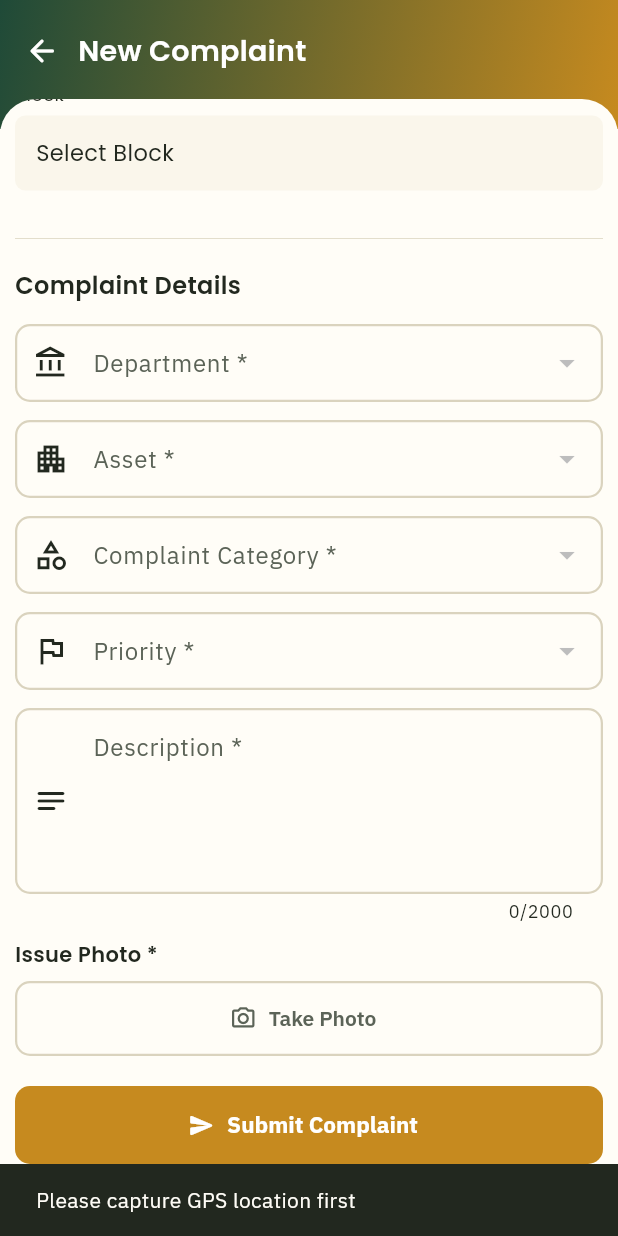
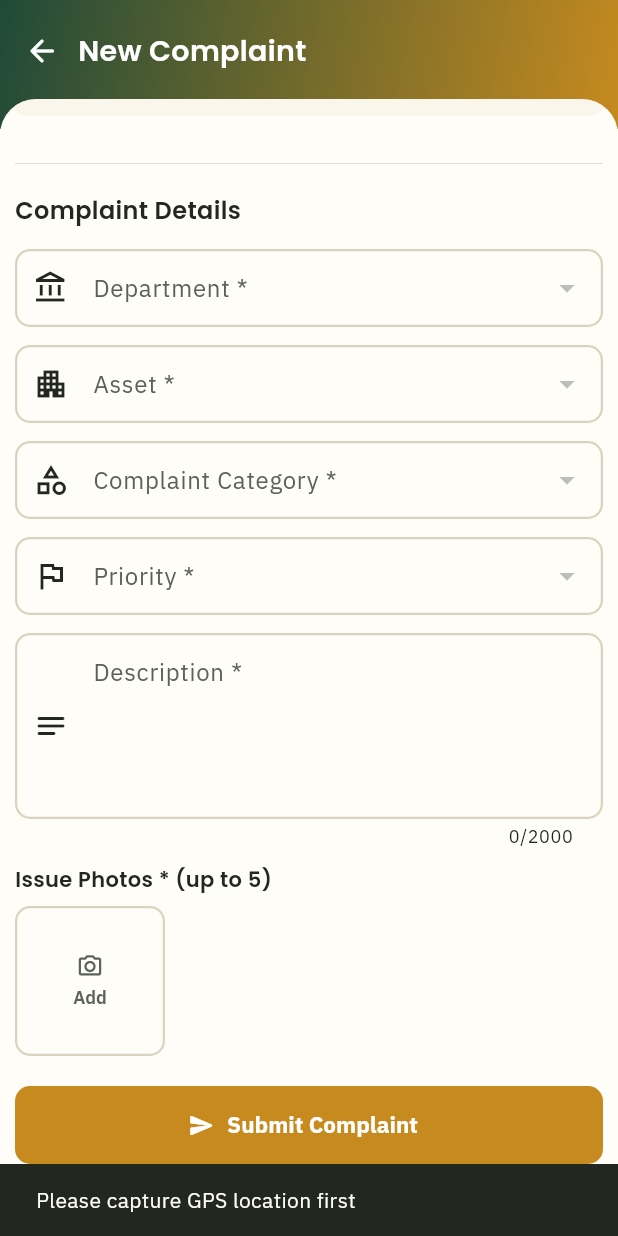
Before and after one commit to ravinderdahiya/mhari-panchayat, a Flutter app: the ReportIssueScreen screen opened directly, scrolled down 554 dp, after a tap on "Submit Complaint", on a phone screen of 412 x 824 dp. Run offline on Flutter 3.47's test engine with Material 3 defaults, Android fonts, the light colour scheme and no system bars; our stand-ins replace app_links, camera, flutter_map, geocoding, geolocator, google_fonts and 3 more; missing offline and left inert: gal; accounts and stored records are empty.

Commit message:
update udit

```diff
--- a/frontend/lib/config/api_config.dart
+++ b/frontend/lib/config/api_config.dart
@@ -1,14 +1,26 @@
+import 'package:flutter/foundation.dart';
+
 /// Base URL for the Mhari Panchayat Laravel backend.
 class ApiConfig {
   ApiConfig._();
 
-  /// Override at build/run time when a development backend is required:
-  /// `--dart-define=API_BASE_URL=http://127.0.0.1:8081`
-  static const String baseUrl = String.fromEnvironment(
-    'API_BASE_URL',
-    defaultValue: 'https://hsac.in/mhari-panchayat',
-  );
+  /// Override anytime:
+  /// `flutter run --dart-define=API_BASE_URL=https://hsac.in/mhari-panchayat`
+  static const String _fromEnvironment = String.fromEnvironment('API_BASE_URL');
+
+  /// Phone + PC same Wi‑Fi. Change this IP if your LAN address changes.
+  static const String localBaseUrl = 'http://172.16.1.43:8081';
+
+  static const String liveBaseUrl = 'https://hsac.in/mhari-panchayat';
+
+  /// Debug/profile → local backend. Release → live.
+  /// Pass `--dart-define=API_BASE_URL=...` to override either way.
+  static String get baseUrl {
+    if (_fromEnvironment.isNotEmpty) return _fromEnvironment;
+    if (kReleaseMode) return liveBaseUrl;
+    return localBaseUrl;
+  }
 
   /// Alias retained for registration API call sites.
-  static const String mhariPanchayatBaseUrl = baseUrl;
+  static String get mhariPanchayatBaseUrl => baseUrl;
 }
--- a/frontend/lib/screens/complaint_form_screen.dart
+++ b/frontend/lib/screens/complaint_form_screen.dart
@@ -42,7 +42,8 @@ class _ComplaintFormScreenState extends State<ComplaintFormScreen> {
   int? _categoryId;
   int? _priorityId;
   final _descriptionController = TextEditingController();
-  Uint8List? _photo;
+  final List<Uint8List> _photos = [];
+  static const _maxPhotos = 5;
   bool _submitting = false;
   bool _loadingDepartments = true;
   bool _loadingAssets = false;
@@ -121,6 +122,10 @@ class _ComplaintFormScreenState extends State<ComplaintFormScreen> {
   }
 
   Future<void> _takePhoto() async {
+    if (_photos.length >= _maxPhotos) {
+      _showMessage('Maximum $_maxPhotos issue photos allowed');
+      return;
+    }
     try {
       final captured = await InAppCamera.capture(context);
       if (captured == null) return;
@@ -137,7 +142,7 @@ class _ComplaintFormScreenState extends State<ComplaintFormScreen> {
         }
       }
       if (!mounted) return;
-      setState(() => _photo = bytes);
+      setState(() => _photos.add(bytes));
     } catch (_) {
       _showMessage(
         'Photo could not be captured. Please check camera permission.',
@@ -168,8 +173,8 @@ class _ComplaintFormScreenState extends State<ComplaintFormScreen> {
       _showMessage('Please describe the issue in at least 10 characters');
       return;
     }
-    if (_photo == null) {
-      _showMessage('Please take a photo of the issue');
+    if (_photos.isEmpty) {
+      _showMessage('Please take at least one photo of the issue');
       return;
     }
 
@@ -186,7 +191,7 @@ class _ComplaintFormScreenState extends State<ComplaintFormScreen> {
         description: description,
         latitude: widget.latitude,
         longitude: widget.longitude,
-        photos: [_photo!],
+        photos: List<Uint8List>.from(_photos),
       );
       if (!mounted) return;
       Navigator.of(context).pushReplacement(
@@ -338,7 +343,7 @@ class _ComplaintFormScreenState extends State<ComplaintFormScreen> {
                 ),
                 const SizedBox(height: AppSpacing.gap),
                 Text(
-                  'Issue photo *',
+                  'Issue photos * (up to $_maxPhotos)',
                   style: GoogleFonts.poppins(
                     fontSize: 14,
                     fontWeight: FontWeight.w600,
@@ -346,9 +351,10 @@ class _ComplaintFormScreenState extends State<ComplaintFormScreen> {
                 ),
                 const SizedBox(height: 8),
                 _PhotoInput(
-                  photo: _photo,
+                  photos: _photos,
+                  maxPhotos: _maxPhotos,
                   onTakePhoto: _takePhoto,
-                  onRemove: () => setState(() => _photo = null),
+                  onRemove: (index) => setState(() => _photos.removeAt(index)),
                 ),
               ],
             ),
@@ -530,62 +536,88 @@ class _SectionHeader extends StatelessWidget {
 
 class _PhotoInput extends StatelessWidget {
   const _PhotoInput({
-    required this.photo,
+    required this.photos,
+    required this.maxPhotos,
     required this.onTakePhoto,
     required this.onRemove,
   });
 
-  final Uint8List? photo;
+  final List<Uint8List> photos;
+  final int maxPhotos;
   final VoidCallback onTakePhoto;
-  final VoidCallback onRemove;
+  final ValueChanged<int> onRemove;
 
   @override
   Widget build(BuildContext context) {
-    final bytes = photo;
-    if (bytes == null) {
-      return OutlinedButton.icon(
-        onPressed: onTakePhoto,
-        icon: const Icon(Icons.add_a_photo_rounded),
-        label: const Text('Open camera'),
-        style: OutlinedButton.styleFrom(minimumSize: const Size.fromHeight(96)),
-      );
-    }
-
-    return Stack(
+    return Column(
+      crossAxisAlignment: CrossAxisAlignment.start,
+      children: [
+        Wrap(
+          spacing: 8,
+          runSpacing: 8,
+          children: [
+            for (var i = 0; i < photos.length; i++)
+              Stack(
                 children: [
                   ClipRRect(
                     borderRadius: BorderRadius.circular(AppRadius.button),
                     child: InkWell(
-            onTap: () => showPhotoViewer(context, bytes: bytes),
+                      onTap: () => showPhotoViewer(context, bytes: photos[i]),
                       child: Image.memory(
-              bytes,
-              width: double.infinity,
-              height: 190,
+                        photos[i],
+                        width: 100,
+                        height: 100,
                         fit: BoxFit.cover,
                       ),
                     ),
                   ),
                   Positioned(
-          right: 8,
-          top: 8,
+                    right: 2,
+                    top: 2,
                     child: IconButton.filled(
-            onPressed: onRemove,
-            icon: const Icon(Icons.delete_outline_rounded),
+                      onPressed: () => onRemove(i),
+                      icon: const Icon(Icons.close_rounded, size: 16),
                       style: IconButton.styleFrom(
                         backgroundColor: AppColors.rejectedText,
                         foregroundColor: Colors.white,
+                        minimumSize: const Size(28, 28),
+                        padding: EdgeInsets.zero,
+                        tapTargetSize: MaterialTapTargetSize.shrinkWrap,
                       ),
                     ),
                   ),
-        Positioned(
-          left: 8,
-          bottom: 8,
-          child: FilledButton.icon(
+                ],
+              ),
+            if (photos.length < maxPhotos)
+              OutlinedButton(
                 onPressed: onTakePhoto,
-            icon: const Icon(Icons.refresh_rounded, size: 18),
-            label: const Text('Retake'),
+                style: OutlinedButton.styleFrom(
+                  minimumSize: const Size(100, 100),
+                  shape: RoundedRectangleBorder(
+                    borderRadius: BorderRadius.circular(AppRadius.button),
                   ),
                 ),
+                child: const Column(
+                  mainAxisAlignment: MainAxisAlignment.center,
+                  children: [
+                    Icon(Icons.add_a_photo_rounded),
+                    SizedBox(height: 4),
+                    Text('Add', style: TextStyle(fontSize: 12)),
+                  ],
+                ),
+              ),
+          ],
+        ),
+        if (photos.isEmpty) ...[
+          const SizedBox(height: 8),
+          Text(
+            'At least 1 photo required',
+            style: GoogleFonts.poppins(
+              fontSize: 12,
+              color: AppColors.mutedText,
+            ),
+          ),
+        ],
       ],
     );
   }
--- a/frontend/lib/screens/report_issue_screen.dart
+++ b/frontend/lib/screens/report_issue_screen.dart
@@ -17,6 +17,7 @@ import '../theme/app_theme.dart';
 import '../utils/photo_stamp.dart';
 import '../widgets/common_widgets.dart';
 import '../widgets/in_app_camera.dart';
+import '../widgets/photo_viewer.dart';
 import 'complaint_success_screen.dart';
 import 'login_screen.dart';
 
@@ -52,7 +53,8 @@ class _ReportIssueScreenState extends State<ReportIssueScreen> {
   bool _loadingAssets = false;
   bool _loadingCategories = false;
   bool _submitting = false;
-  Uint8List? _photo;
+  final List<Uint8List> _photos = [];
+  static const _maxPhotos = 5;
   final _descriptionController = TextEditingController();
 
   Future<void> _loadDistricts() async {
@@ -144,6 +146,10 @@ class _ReportIssueScreenState extends State<ReportIssueScreen> {
   }
 
   Future<void> _takePhoto() async {
+    if (_photos.length >= _maxPhotos) {
+      _showMessage('Maximum $_maxPhotos issue photos allowed');
+      return;
+    }
     try {
       final captured = await InAppCamera.capture(context);
       if (captured == null) return;
@@ -157,7 +163,7 @@ class _ReportIssueScreenState extends State<ReportIssueScreen> {
           );
         } catch (_) {}
       }
-      if (mounted) setState(() => _photo = bytes);
+      if (mounted) setState(() => _photos.add(bytes));
     } catch (_) {
       _showMessage('Photo could not be captured. Check camera permission.');
     }
@@ -188,8 +194,8 @@ class _ReportIssueScreenState extends State<ReportIssueScreen> {
       _showMessage('Please describe the issue in at least 10 characters');
       return;
     }
-    if (_photo == null) {
-      _showMessage('Please take a photo of the issue');
+    if (_photos.isEmpty) {
+      _showMessage('Please take at least one photo of the issue');
       return;
     }
     setState(() => _submitting = true);
@@ -210,7 +216,7 @@ class _ReportIssueScreenState extends State<ReportIssueScreen> {
         description: description,
         latitude: _lastPosition?.latitude,
         longitude: _lastPosition?.longitude,
-        photos: [_photo!],
+        photos: List<Uint8List>.from(_photos),
       );
       if (!mounted) return;
       Navigator.of(context).pushReplacement(
@@ -797,35 +803,69 @@ class _ReportIssueScreenState extends State<ReportIssueScreen> {
           ),
           const SizedBox(height: 10),
           Text(
-            'Issue Photo *',
+            'Issue Photos * (up to $_maxPhotos)',
             style: GoogleFonts.poppins(fontWeight: FontWeight.w600),
           ),
           const SizedBox(height: 8),
-          if (_photo == null)
-            SizedBox(
-              height: 50,
-              child: OutlinedButton.icon(
-                onPressed: _takePhoto,
-                icon: const Icon(Icons.camera_alt_outlined),
-                label: const Text('Take Photo'),
-              ),
-            )
-          else ...[
+          Wrap(
+            spacing: 8,
+            runSpacing: 8,
+            children: [
+              for (var i = 0; i < _photos.length; i++)
+                Stack(
+                  children: [
                     ClipRRect(
                       borderRadius: BorderRadius.circular(10),
+                      child: InkWell(
+                        onTap: () => showPhotoViewer(
+                          context,
+                          bytes: _photos[i],
+                        ),
                         child: Image.memory(
-                _photo!,
-                height: 190,
-                width: double.infinity,
+                          _photos[i],
+                          width: 100,
+                          height: 100,
                           fit: BoxFit.cover,
                         ),
                       ),
-            TextButton.icon(
-              onPressed: () => setState(() => _photo = null),
-              icon: const Icon(Icons.delete_outline_rounded),
-              label: const Text('Remove Photo'),
+                    ),
+                    Positioned(
+                      right: 2,
+                      top: 2,
+                      child: IconButton.filled(
+                        onPressed: () => setState(() => _photos.removeAt(i)),
+                        icon: const Icon(Icons.close_rounded, size: 16),
+                        style: IconButton.styleFrom(
+                          backgroundColor: AppColors.rejectedText,
+                          foregroundColor: Colors.white,
+                          minimumSize: const Size(28, 28),
+                          padding: EdgeInsets.zero,
+                          tapTargetSize: MaterialTapTargetSize.shrinkWrap,
+                        ),
+                      ),
                     ),
                   ],
+                ),
+              if (_photos.length < _maxPhotos)
+                OutlinedButton(
+                  onPressed: _takePhoto,
+                  style: OutlinedButton.styleFrom(
+                    minimumSize: const Size(100, 100),
+                    shape: RoundedRectangleBorder(
+                      borderRadius: BorderRadius.circular(10),
+                    ),
+                  ),
+                  child: const Column(
+                    mainAxisAlignment: MainAxisAlignment.center,
+                    children: [
+                      Icon(Icons.camera_alt_outlined),
+                      SizedBox(height: 4),
+                      Text('Add', style: TextStyle(fontSize: 12)),
+                    ],
+                  ),
+                ),
+            ],
+          ),
           const SizedBox(height: 20),
           SizedBox(
             height: 52,
--- a/frontend/lib/widgets/photo_viewer.dart
+++ b/frontend/lib/widgets/photo_viewer.dart
@@ -6,9 +6,11 @@ import 'package:google_fonts/google_fonts.dart';
 import 'package:http/http.dart' as http;
 
 /// Opens a full-screen preview of a photo (already in memory, or fetched
-/// from the backend) with a download action, matching the viewer field
-/// staff see in other GPS photo apps. Pass exactly one of [bytes] or
+/// from the backend) with a download action. Pass exactly one of [bytes] or
 /// [imageUrl].
+///
+/// GPS / datetime already burned into the image by [PhotoStamp] are left as-is;
+/// this viewer does not draw a second metadata strip under the photo.
 Future<void> showPhotoViewer(
   BuildContext context, {
   Uint8List? bytes,
```
Also changed, not shown: frontend/lib/services/complaint_api.dart (+32 -9 lines), 9 other files. Lines whose indentation alone changed are shown as unchanged.
